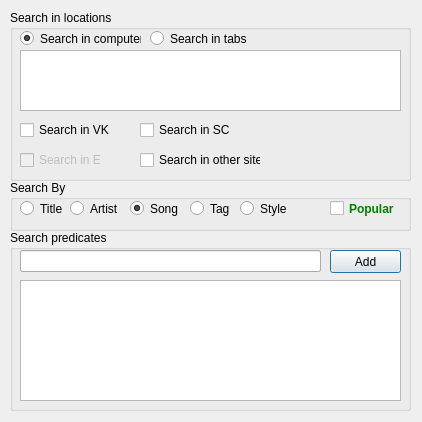
This is dialogs/search_dialog.ui in jeyboy/playo3 as Qt 5 draws it before an edit. The edited form follows.
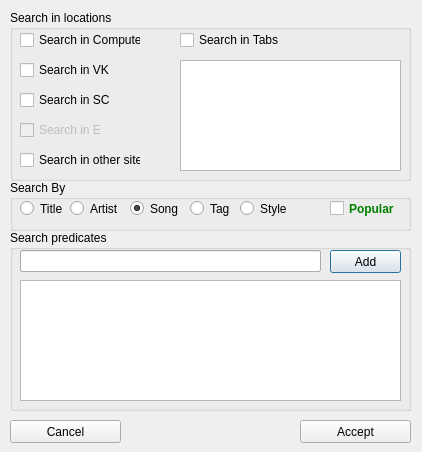
This is the edited form.

Patch:
```diff
--- a/dialogs/search_dialog.ui
+++ b/dialogs/search_dialog.ui
@@ -7,19 +7,19 @@
     <x>0</x>
     <y>0</y>
     <width>422</width>
-    <height>422</height>
+    <height>452</height>
    </rect>
   </property>
   <property name="minimumSize">
    <size>
     <width>422</width>
-    <height>422</height>
+    <height>452</height>
    </size>
   </property>
   <property name="maximumSize">
    <size>
     <width>422</width>
-    <height>422</height>
+    <height>452</height>
    </size>
   </property>
   <property name="windowTitle">
@@ -141,48 +141,11 @@
    <property name="title">
     <string>Search in locations</string>
    </property>
-   <widget class="QListWidget" name="tabsList">
-    <property name="geometry">
-     <rect>
-      <x>10</x>
-      <y>40</y>
-      <width>381</width>
-      <height>61</height>
-     </rect>
-    </property>
-    <property name="showDropIndicator" stdset="0">
-     <bool>false</bool>
-    </property>
-    <property name="alternatingRowColors">
-     <bool>true</bool>
-    </property>
-    <property name="flow">
-     <enum>QListView::LeftToRight</enum>
-    </property>
-    <property name="gridSize">
-     <size>
-      <width>2</width>
-      <height>0</height>
-     </size>
-    </property>
-    <property name="viewMode">
-     <enum>QListView::ListMode</enum>
-    </property>
-    <property name="uniformItemSizes">
-     <bool>true</bool>
-    </property>
-    <property name="wordWrap">
-     <bool>true</bool>
-    </property>
-    <property name="sortingEnabled">
-     <bool>true</bool>
-    </property>
-   </widget>
    <widget class="QCheckBox" name="inVk">
     <property name="geometry">
      <rect>
       <x>10</x>
-      <y>110</y>
+      <y>50</y>
       <width>91</width>
       <height>20</height>
      </rect>
@@ -194,43 +157,11 @@
      <string>Search in VK</string>
     </property>
    </widget>
-   <widget class="QRadioButton" name="inComputer">
-    <property name="geometry">
-     <rect>
-      <x>10</x>
-      <y>20</y>
-      <width>121</width>
-      <height>17</height>
-     </rect>
-    </property>
-    <property name="text">
-     <string>Search in computer</string>
-    </property>
-    <property name="checked">
-     <bool>true</bool>
-    </property>
-   </widget>
-   <widget class="QRadioButton" name="inTabs">
-    <property name="geometry">
-     <rect>
-      <x>140</x>
-      <y>20</y>
-      <width>101</width>
-      <height>17</height>
-     </rect>
-    </property>
-    <property name="text">
-     <string>Search in tabs</string>
-    </property>
-    <property name="checked">
-     <bool>false</bool>
-    </property>
-   </widget>
    <widget class="QCheckBox" name="inSc">
     <property name="geometry">
      <rect>
-      <x>130</x>
-      <y>110</y>
+      <x>10</x>
+      <y>80</y>
       <width>91</width>
       <height>20</height>
      </rect>
@@ -249,7 +180,7 @@
     <property name="geometry">
      <rect>
       <x>10</x>
-      <y>140</y>
+      <y>110</y>
       <width>81</width>
       <height>20</height>
      </rect>
@@ -264,7 +195,7 @@
    <widget class="QCheckBox" name="inOther">
     <property name="geometry">
      <rect>
-      <x>130</x>
+      <x>10</x>
       <y>140</y>
       <width>121</width>
       <height>20</height>
@@ -277,6 +208,48 @@
      <string>Search in other sites</string>
     </property>
    </widget>
+   <widget class="QCheckBox" name="inComputer">
+    <property name="geometry">
+     <rect>
+      <x>10</x>
+      <y>20</y>
+      <width>121</width>
+      <height>20</height>
+     </rect>
+    </property>
+    <property name="toolTip">
+     <string>Search in VKontakte</string>
+    </property>
+    <property name="text">
+     <string>Search in Computer</string>
+    </property>
+   </widget>
+   <widget class="QCheckBox" name="inTabs">
+    <property name="geometry">
+     <rect>
+      <x>170</x>
+      <y>20</y>
+      <width>121</width>
+      <height>20</height>
+     </rect>
+    </property>
+    <property name="toolTip">
+     <string>Search in VKontakte</string>
+    </property>
+    <property name="text">
+     <string>Search in Tabs</string>
+    </property>
+   </widget>
+   <widget class="QListWidget" name="tabsList">
+    <property name="geometry">
+     <rect>
+      <x>170</x>
+      <y>50</y>
+      <width>221</width>
+      <height>111</height>
+     </rect>
+    </property>
+   </widget>
   </widget>
   <widget class="QGroupBox" name="groupBox_3">
    <property name="geometry">
@@ -338,6 +311,32 @@
    <zorder>addPredicate</zorder>
    <zorder>textPredicate</zorder>
   </widget>
+  <widget class="QPushButton" name="cancelButton">
+   <property name="geometry">
+    <rect>
+     <x>10</x>
+     <y>420</y>
+     <width>111</width>
+     <height>23</height>
+    </rect>
+   </property>
+   <property name="text">
+    <string>Cancel</string>
+   </property>
+  </widget>
+  <widget class="QPushButton" name="acceptButton">
+   <property name="geometry">
+    <rect>
+     <x>300</x>
+     <y>420</y>
+     <width>111</width>
+     <height>23</height>
+    </rect>
+   </property>
+   <property name="text">
+    <string>Accept</string>
+   </property>
+  </widget>
  </widget>
  <resources/>
  <connections/>
```
